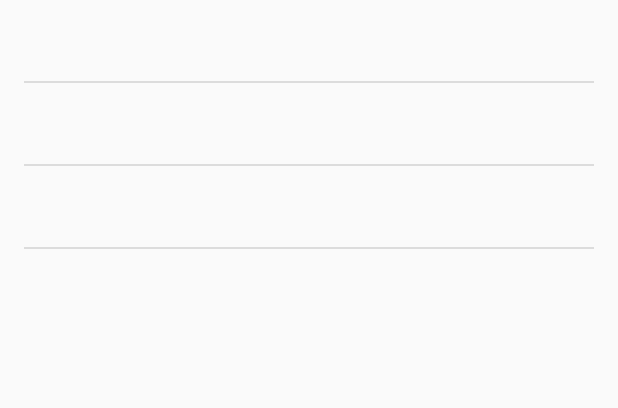
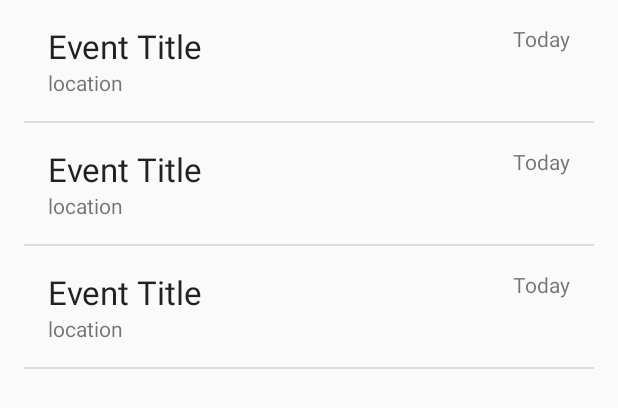
Before and after one commit to lumisce/ReMemo, an Android app: the layout fragment_event_list.xml on its own in the app's theme, with its tools: preview values and no code run, on a phone screen of 412 x 824 dp. Shown: the top 408 px of the screen. Run offline under Robolectric (Android 15) with nearby library versions, the phone set to English and light mode, and no system bars.

Commit message:
Added layout for EventRow, added gradle

```diff
--- a/app/src/main/res/layout/fragment_event_row.xml
+++ b/app/src/main/res/layout/fragment_event_row.xml
@@ -1,20 +1,33 @@
 <?xml version="1.0" encoding="utf-8"?>
-<LinearLayout xmlns:android="http://schemas.android.com/apk/res/android"
-    android:layout_width="wrap_content"
+<RelativeLayout xmlns:android="http://schemas.android.com/apk/res/android"
+    android:layout_width="match_parent"
     android:layout_height="wrap_content"
-    android:orientation="horizontal">
+    android:padding="@dimen/activity_horizontal_margin">
 
     <TextView
-        android:id="@+id/id"
+        android:id="@+id/title"
         android:layout_width="wrap_content"
         android:layout_height="wrap_content"
-        android:layout_margin="@dimen/text_margin"
-        android:textAppearance="?attr/textAppearanceListItem" />
+        android:textAppearance="?android:attr/textAppearanceLarge"
+        android:layout_alignParentTop="true"
+        android:layout_alignParentStart="true"
+        android:text="Event Title" />
 
     <TextView
-        android:id="@+id/content"
+        android:id="@+id/date"
+        android:text="Today"
         android:layout_width="wrap_content"
         android:layout_height="wrap_content"
-        android:layout_margin="@dimen/text_margin"
-        android:textAppearance="?attr/textAppearanceListItem" />
-</LinearLayout>
+        android:textAppearance="?android:attr/textAppearanceSmall"
+        android:layout_alignParentEnd="true"
+        android:layout_alignParentTop="true" />
+
+    <TextView
+        android:layout_width="wrap_content"
+        android:layout_height="wrap_content"
+        android:text="location"
+        android:id="@+id/location"
+        android:layout_below="@+id/title"
+        android:layout_alignParentStart="true" />
+
+</RelativeLayout>
--- /dev/null
+++ b/settings.gradle
@@ -0,0 +1 @@
+include ':app'
```
Also changed, not shown: app/src/main/java/cs1193/admu/finalproject/EventListAdapter.java (+1 -66 lines), build.gradle (added, +24 -0 lines), gradle.properties (added, +18 -0 lines), gradle/wrapper/gradle-wrapper.properties (added).
